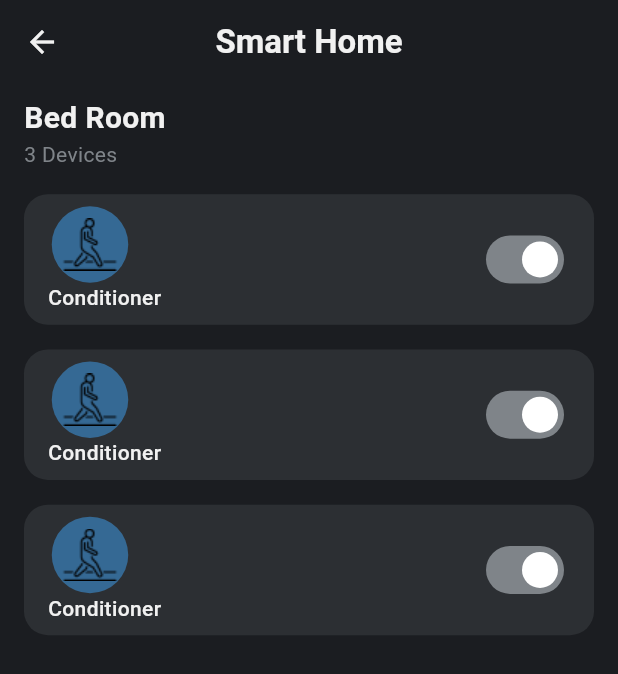
After one commit to Kareemm0/SmartHomeApp, a Flutter app: the HomeScreen screen opened by its route, after a tap on "Living Room", on a phone screen of 412 x 824 dp. The commit adds this screen. Shown: the top 674 px of the screen. Run offline on Flutter 3.47's test engine with Material 3 defaults, Android fonts, the phone set to English and light mode, and no system bars; our stand-ins replace animated_text_kit, bloc, flutter_bloc, flutter_svg, go_router, pin_code_fields.

Commit message:
finish_all_ui

```diff
--- /dev/null
+++ b/lib/Feature/home/innerPage/rooms_screen.dart
@@ -0,0 +1,103 @@
+import 'package:flutter/material.dart';
+import 'package:flutter_svg/flutter_svg.dart';
+import 'package:smart_home/core/utils/app_images.dart';
+
+import '../../../core/utils/app_colors.dart';
+
+class RoomsScreen extends StatelessWidget {
+  const RoomsScreen({super.key});
+
+  @override
+  Widget build(BuildContext context) {
+    return Scaffold(
+      appBar: AppBar(
+        automaticallyImplyLeading: false,
+        leading: IconButton(
+          icon: const Icon(
+            Icons.arrow_back,
+            color: AppColors.wihte,
+          ),
+          onPressed: () {},
+        ),
+        title: const Text(
+          "Smart Home",
+          style: TextStyle(
+            color: AppColors.wihte,
+            fontWeight: FontWeight.bold,
+          ),
+        ),
+        centerTitle: true,
+      ),
+      body: Padding(
+        padding: const EdgeInsets.symmetric(horizontal: 16, vertical: 8),
+        child: Column(
+          crossAxisAlignment: CrossAxisAlignment.start,
+          children: [
+            const Text(
+              "Bed Room",
+              style: TextStyle(
+                color: AppColors.wihte,
+                fontSize: 20,
+                fontWeight: FontWeight.bold,
+              ),
+            ),
+            const Text(
+              "3 Devices",
+              style: TextStyle(color: AppColors.authText),
+            ),
+            SizedBox(
+              height: MediaQuery.sizeOf(context).height * 0.02,
+            ),
+            Expanded(
+              child: ListView.separated(
+                  itemBuilder: (context, index) {
+                    return Container(
+                      clipBehavior: Clip.antiAlias,
+                      padding: const EdgeInsets.symmetric(
+                          horizontal: 16, vertical: 8),
+                      decoration: BoxDecoration(
+                          color: AppColors.loginButton,
+                          borderRadius: BorderRadius.circular(16)),
+                      child: Row(
+                        mainAxisAlignment: MainAxisAlignment.spaceBetween,
+                        children: [
+                          Column(
+                            crossAxisAlignment: CrossAxisAlignment.start,
+                            children: [
+                              Container(
+                                  padding: const EdgeInsets.all(8),
+                                  clipBehavior: Clip.antiAlias,
+                                  decoration: const BoxDecoration(
+                                    shape: BoxShape.circle,
+                                    color: AppColors.auth,
+                                  ),
+                                  child: Image.asset(AppImages.walk)),
+                              const Text(
+                                "Conditioner",
+                                style: TextStyle(
+                                  color: AppColors.wihte,
+                                  fontWeight: FontWeight.w500,
+                                ),
+                              ),
+                            ],
+                          ),
+                          Switch(
+                            value: true,
+                            onChanged: (val) {},
+                            activeTrackColor: AppColors.authText,
+                          )
+                        ],
+                      ),
+                    );
+                  },
+                  separatorBuilder: (context, index) => SizedBox(
+                        height: MediaQuery.sizeOf(context).height * 0.02,
+                      ),
+                  itemCount: 3),
+            )
+          ],
+        ),
+      ),
+    );
+  }
+}
--- a/lib/Feature/home/presenation/views/home_screen.dart
+++ b/lib/Feature/home/presenation/views/home_screen.dart
@@ -1,9 +1,8 @@
 import 'package:flutter/material.dart';
 import 'package:smart_home/core/utils/app_colors.dart';
-import 'package:smart_home/core/utils/app_images.dart';
-
 import '../widget/custom_herizontal_list_view_body.dart';
 import '../widget/custom_row_text.dart';
+import '../widget/custom_vertical_list_view.dart';
 
 class HomeScreen extends StatelessWidget {
   const HomeScreen({super.key});
@@ -59,44 +58,7 @@ class HomeScreen extends StatelessWidget {
                   height: MediaQuery.sizeOf(context).height * 0.02,
                 ),
                 itemBuilder: (context, index) {
-                  return Container(
-                    decoration: BoxDecoration(
-                      color: AppColors.loginButton,
-                      borderRadius: BorderRadius.circular(25),
-                    ),
-                    padding:
-                        const EdgeInsets.symmetric(horizontal: 16, vertical: 8),
-                    child: Row(
-                      mainAxisAlignment: MainAxisAlignment.spaceBetween,
-                      children: [
-                        const Column(
-                          crossAxisAlignment: CrossAxisAlignment.start,
-                          children: [
-                            Text(
-                              "Pir\nSensor",
-                              style: TextStyle(
-                                color: AppColors.wihte,
-                                fontSize: 16,
-                                fontWeight: FontWeight.bold,
-                              ),
-                            ),
-                            Text(
-                              "Living Room",
-                              style: TextStyle(
-                                color: AppColors.authText,
-                                fontWeight: FontWeight.w500,
-                              ),
-                            ),
-                          ],
-                        ),
-                        Switch(
-                          value: true,
-                          onChanged: (val) {},
-                          activeTrackColor: AppColors.authText,
-                        )
-                      ],
-                    ),
-                  );
+                  return const CustomVerticalListView();
                 },
                 itemCount: 10,
               ),
--- a/lib/Feature/home/presenation/widget/custom_herizontal_list_view_body.dart
+++ b/lib/Feature/home/presenation/widget/custom_herizontal_list_view_body.dart
@@ -1,4 +1,6 @@
 import 'package:flutter/material.dart';
+import 'package:go_router/go_router.dart';
+import 'package:smart_home/core/utils/app_router.dart';
 
 import '../../../../core/utils/app_colors.dart';
 import '../../../../core/utils/app_images.dart';
@@ -8,7 +10,11 @@ class CustomHerizontalListViewBody extends StatelessWidget {
 
   @override
   Widget build(BuildContext context) {
-    return Container(
+    return InkWell(
+      onTap: () {
+        context.push(AppRouter.room);
+      },
+      child: Container(
         clipBehavior: Clip.antiAlias,
         padding: const EdgeInsets.all(4),
         decoration: BoxDecoration(
@@ -30,6 +36,7 @@ class CustomHerizontalListViewBody extends StatelessWidget {
             ),
           ],
         ),
+      ),
     );
   }
 }
--- /dev/null
+++ b/lib/Feature/home/presenation/widget/custom_vertical_list_view.dart
@@ -0,0 +1,48 @@
+import 'package:flutter/material.dart';
+
+import '../../../../core/utils/app_colors.dart';
+
+class CustomVerticalListView extends StatelessWidget {
+  const CustomVerticalListView({super.key});
+
+  @override
+  Widget build(BuildContext context) {
+    return Container(
+      decoration: BoxDecoration(
+        color: AppColors.loginButton,
+        borderRadius: BorderRadius.circular(25),
+      ),
+      padding: const EdgeInsets.symmetric(horizontal: 16, vertical: 8),
+      child: Row(
+        mainAxisAlignment: MainAxisAlignment.spaceBetween,
+        children: [
+          const Column(
+            crossAxisAlignment: CrossAxisAlignment.start,
+            children: [
+              Text(
+                "Pir\nSensor",
+                style: TextStyle(
+                  color: AppColors.wihte,
+                  fontSize: 16,
+                  fontWeight: FontWeight.bold,
+                ),
+              ),
+              Text(
+                "Living Room",
+                style: TextStyle(
+                  color: AppColors.authText,
+                  fontWeight: FontWeight.w500,
+                ),
+              ),
+            ],
+          ),
+          Switch(
+            value: true,
+            onChanged: (val) {},
+            activeTrackColor: AppColors.authText,
+          )
+        ],
+      ),
+    );
+  }
+}
--- a/lib/core/utils/app_images.dart
+++ b/lib/core/utils/app_images.dart
@@ -4,6 +4,7 @@ class AppImages {
   static const register = "$path/login.png";
   static const login = "$path/log.png";
   static const home = "$path/home.png";
+  static const walk = "$path/Walk.png";
 
   //! Vectors
 
@@ -13,4 +14,5 @@ class AppImages {
   static const google = "$vectorsPath/google.svg";
   static const apple = "$vectorsPath/apple.svg";
   static const success = "$vectorsPath/success.svg";
+//  static const walk = "$vectorsPath/Walk.svg";
 }
--- a/lib/core/utils/app_router.dart
+++ b/lib/core/utils/app_router.dart
@@ -1,5 +1,6 @@
 import 'package:go_router/go_router.dart';
 import 'package:smart_home/Feature/Success/success_screen.dart';
+import 'package:smart_home/Feature/home/innerPage/rooms_screen.dart';
 import 'package:smart_home/Feature/home/presenation/views/home_screen.dart';
 import 'package:smart_home/Feature/login/presentaion/views/login_screen.dart';
 import 'package:smart_home/Feature/main/presenation/views/main_screen.dart';
@@ -15,6 +16,7 @@ class AppRouter {
   static const verifiy = '/verificationScreen';
   static const home = "/homeScreen";
   static const main = "/mainScreen";
+  static const room = "/roomsSreen";
 
   static final router = GoRouter(
     routes: [
@@ -47,6 +49,10 @@ class AppRouter {
       GoRoute(
         path: main,
         builder: (context, state) => const MainScreen(),
+      ),
+      GoRoute(
+        path: room,
+        builder: (context, state) => const RoomsScreen(),
       )
     ],
   );
```
Also changed, not shown: assets/images/Walk.png (added), assets/vectors/Walk.svg (added). Lines whose indentation alone changed are shown as unchanged.
